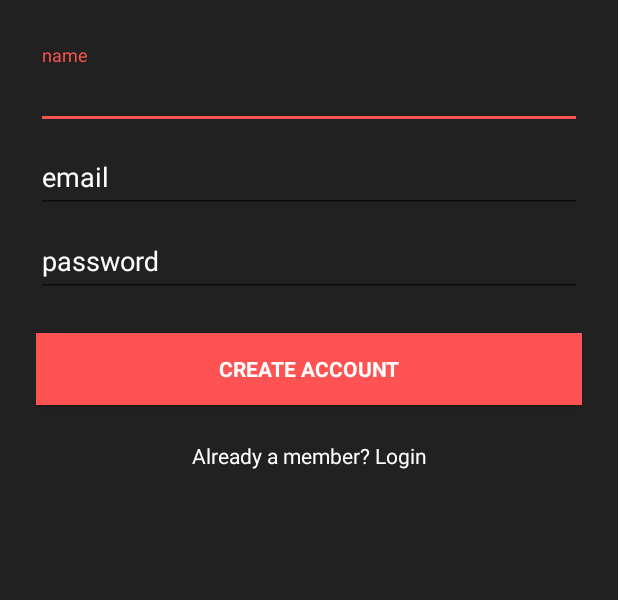
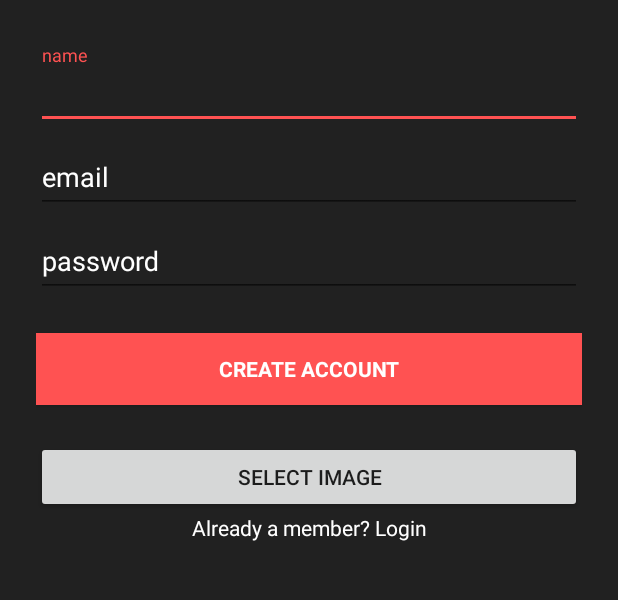
Before and after one commit to DavidPrades/PlataformaAsesoramientoOnline, an Android app: the screen it shows after launch (SingUp), after a tap on "SING UP", on a phone screen of 412 x 824 dp, the part 222-822 px from its top. Run offline under Robolectric (Android 15) with nearby library versions, the phone set to English and light mode, and no system bars; our stand-ins replace Firebase (no records; nobody signed in at launch, a user with empty details on screens opened directly).

Commit message:
Select image, idk fab button

```diff
--- a/app/src/main/AndroidManifest.xml
+++ b/app/src/main/AndroidManifest.xml
@@ -6,10 +6,11 @@
     <uses-permission android:name="android.permission.READ_PROFILE" />
     <uses-permission android:name="android.permission.READ_CONTACTS" />
     <uses-permission android:name="android.permission.INTERNET" />
+    <uses-permission android:name="android.permission.WRITE_EXTERNAL_STORAGE"></uses-permission>
 
     <application
         android:allowBackup="true"
-        android:icon="@mipmap/ic_launcher"
+        android:icon="@drawable/logothetithan"
         android:label="@string/app_name"
         android:roundIcon="@mipmap/ic_launcher_round"
         android:supportsRtl="true"
--- a/app/src/main/java/com/example/plataformaasesoramientoonline/SingIn.java
+++ b/app/src/main/java/com/example/plataformaasesoramientoonline/SingIn.java
@@ -93,7 +93,7 @@ public class SingIn extends AppCompatActivity {
             }
         });
 
-        mAuth = FirebaseAuth.getInstance();
+        //mAuth = FirebaseAuth.getInstance();
 
     }
 
@@ -122,6 +122,8 @@ public class SingIn extends AppCompatActivity {
                                 // Sign in success, update UI with the signed-in user's information
                                 Log.d(TAG, "signInWithEmail:success");
                                 FirebaseUser user = mAuth.getCurrentUser();
+                                Intent i1 = new Intent(getApplicationContext(), MainActivity.class);
+                                startActivity(i1);
                                 finish();
                             } else {
 
--- a/app/src/main/java/com/example/plataformaasesoramientoonline/SingUp.java
+++ b/app/src/main/java/com/example/plataformaasesoramientoonline/SingUp.java
@@ -1,10 +1,16 @@
 package com.example.plataformaasesoramientoonline;
 
+import android.Manifest;
+import android.app.AlertDialog;
+import android.app.Dialog;
 import android.content.Intent;
+import android.content.pm.PackageManager;
 import android.graphics.Color;
+import android.net.Uri;
 import android.os.Build;
 import android.os.Bundle;
 import android.support.annotation.NonNull;
+import android.support.v4.app.ActivityCompat;
 import android.support.v7.app.AppCompatActivity;
 import android.text.Editable;
 import android.text.TextUtils;
@@ -12,6 +18,7 @@ import android.util.Log;
 import android.view.View;
 import android.widget.Button;
 import android.widget.EditText;
+import android.widget.ImageView;
 import android.widget.ProgressBar;
 import android.widget.TextView;
 import android.widget.Toast;
@@ -26,12 +33,16 @@ import java.util.regex.Pattern;
 
 
 public class SingUp extends AppCompatActivity {
+    private final static int SELECT_PHOTO = 12345;
     private EditText name_id, email_id, passwordcheck;
     private FirebaseAuth mAuth;
     private static final String TAG = "";
     private ProgressBar progressBar;
+    private Button btnSelectImagen;
     Button ahsignup;
     private Color color;
+    private ImageView imageSeleccion;
+
 
     @Override
     protected void onCreate(Bundle savedInstanceState) {
@@ -48,7 +59,9 @@ public class SingUp extends AppCompatActivity {
         ahsignup = (Button) findViewById(R.id.btn_signup);
         name_id= (EditText) findViewById(R.id.input_name);
         TextView btnSignUp = (TextView) findViewById(R.id.login_page);
+        btnSelectImagen = findViewById(R.id.selectImage);
 
+        imageSeleccion= null;
         btnSignUp.setOnClickListener(new View.OnClickListener() {
             @Override
             public void onClick(View v) {
@@ -65,9 +78,12 @@ public class SingUp extends AppCompatActivity {
             }
         });
 
-
-
-
+        btnSelectImagen.setOnClickListener(new View.OnClickListener() {
+            @Override
+            public void onClick(View v) {
+                selectImage();
+            }
+        });
     }
 
     private void singUp2() {
@@ -75,19 +91,12 @@ public class SingUp extends AppCompatActivity {
         String password = passwordcheck.getText().toString();
         String name = name_id.getText().toString();
 
-
-
-
         if (TextUtils.isEmpty(email)) {
-
             Toast.makeText(getApplicationContext(), "Enter Eamil Id", Toast.LENGTH_SHORT).show();
-
             return;
         }
         if (TextUtils.isEmpty(name)) {
-
             Toast.makeText(getApplicationContext(), "Enter Name", Toast.LENGTH_SHORT).show();
-
             return;
         }
         Intent i1 = new Intent(this, MainActivity.class);
@@ -126,46 +135,55 @@ public class SingUp extends AppCompatActivity {
 
     }
 
-   /* private void singUp() {
-        EditText editTextEmail = findViewById(R.id.email);
-        EditText editTextPass = findViewById(R.id.password);
 
-        if (isEmailValid(editTextEmail.getText())  && editTextPass.length() >= 8){
-
-
-            mAuth.createUserWithEmailAndPassword(editTextEmail.getText().toString(), editTextPass.getText().toString())
-                    .addOnCompleteListener(SingUp.this, new OnCompleteListener<AuthResult>() {
-                        @Override
-                        public void onComplete(@NonNull Task<AuthResult> task) {
-                            if (task.isSuccessful()) {
-                                // Sign in success, update UI with the signed-in user's information
-                                Log.d(TAG, "createUserWithEmail:success");
-                                FirebaseUser user = mAuth.getCurrentUser();
-                                finish();
-                            } else {
-
-                                // If sign in fails, display a message to the user.
-                                Log.w(TAG, "createUserWithEmail:failure", task.getException());
-                                Toast.makeText(SingUp.this, task.getException().getLocalizedMessage(),
-                                        Toast.LENGTH_SHORT).show();
-
-                            }
-
-                        }
-                    });
-        }else{
-            Toast.makeText(getApplicationContext(), "Email or password wrong",
-                    Toast.LENGTH_LONG).show();
-        }
-
-    } */
-
-    public static boolean isEmailValid(Editable email) {
+   /* public static boolean isEmailValid(Editable email) {
         String expression = "^[\\w\\.-]+@([\\w\\-]+\\.)+[A-Z]{2,4}$";
         Pattern pattern = Pattern.compile(expression, Pattern.CASE_INSENSITIVE);
         Matcher matcher = pattern.matcher(email);
         return matcher.matches();
+    }*/
+
+    @Override
+    public void onRequestPermissionsResult(int requestCode,
+                                           String permissions[], int[] grantResults) {
+        switch (requestCode) {
+            case SELECT_PHOTO: {
+                // If request is cancelled, the result arrays are empty.
+                if (grantResults.length > 0
+                        && grantResults[0] == PackageManager.PERMISSION_GRANTED) {
+                    // Toast.makeText(this, "Imagen seleccionada con exito", Toast.LENGTH_SHORT).show();
+                    selectImage();
+                } else {
+
+
+                }
+                return;
+            }
+
+            // other 'case' lines to check for other
+            // permissions this app might request
+        }
+    }
+
+    public void selectImage(){
+
+        if (ActivityCompat.checkSelfPermission(this,
+                Manifest.permission.WRITE_EXTERNAL_STORAGE) == PackageManager.PERMISSION_GRANTED) {
+            Intent pickPhoto = new Intent(Intent.ACTION_PICK, android.provider.MediaStore.Images.Media.EXTERNAL_CONTENT_URI);
+
+
+            startActivityForResult(pickPhoto , SELECT_PHOTO);
+        }else{
+            Toast.makeText(SingUp.this, "You don't have permission", Toast.LENGTH_SHORT).show();
+            ActivityCompat.requestPermissions(SingUp.this, new String[] {Manifest.permission.WRITE_EXTERNAL_STORAGE},
+                    SELECT_PHOTO);
+        }
+
     }
 
 
+
+
+
+
 }
--- a/app/src/main/res/color/drawer_item.xml
+++ b/app/src/main/res/color/drawer_item.xml
@@ -1,5 +1,6 @@
 <?xml version="1.0" encoding="utf-8"?>
 <selector xmlns:android="http://schemas.android.com/apk/res/android">
     <item android:color="@color/colorAccent" android:state_checked="true" />
+    <item android:color="#D3D3D3" android:state_checked="true" />
     <item android:color="@color/colorPrimary" />
 </selector>
--- a/app/src/main/res/layout/activity_main.xml
+++ b/app/src/main/res/layout/activity_main.xml
@@ -21,8 +21,6 @@
         android:id="@+id/content_frame"
         android:layout_width="match_parent"
         android:layout_height="match_parent">
-
-
         <android.support.design.widget.FloatingActionButton
             android:id="@+id/exit"
             android:layout_width="wrap_content"
--- a/app/src/main/res/layout/activity_singup.xml
+++ b/app/src/main/res/layout/activity_singup.xml
@@ -1,16 +1,19 @@
-<?xml version="1.0" encoding="utf-8"?>
+<?xml version="1.0" encoding="UTF-8"?>
+
 <android.support.design.widget.CoordinatorLayout xmlns:android="http://schemas.android.com/apk/res/android"
     android:layout_width="match_parent"
     android:layout_height="match_parent"
     android:background="@color/colorPrimary"
     android:fitsSystemWindows="true">
+
+
     <LinearLayout
         android:layout_width="fill_parent"
         android:layout_height="fill_parent"
         android:orientation="vertical"
         android:paddingLeft="24dp"
-        android:paddingRight="24dp"
-        android:paddingTop="56dp">
+        android:paddingTop="56dp"
+        android:paddingRight="24dp">
 
         <ImageView
             android:layout_width="wrap_content"
@@ -18,7 +21,9 @@
             android:layout_gravity="center_horizontal"
             android:layout_marginBottom="30dp"
             android:src="@drawable/logothetithan" />
+
         <!-- Email Label -->
+
 
         <android.support.design.widget.TextInputLayout
             android:layout_width="match_parent"
@@ -37,6 +42,7 @@
 
         </android.support.design.widget.TextInputLayout>
 
+
         <android.support.design.widget.TextInputLayout
             android:layout_width="match_parent"
             android:layout_height="wrap_content"
@@ -54,11 +60,15 @@
 
         </android.support.design.widget.TextInputLayout>
 
+
         <android.support.design.widget.TextInputLayout
             android:layout_width="match_parent"
             android:layout_height="wrap_content"
             android:textColorHint="@color/textColor">
+
             <!-- Password Label -->
+
+
             <EditText
                 android:id="@+id/input_password"
                 android:layout_width="match_parent"
@@ -68,32 +78,42 @@
                 android:textColor="@android:color/white"
                 android:textColorHint="@android:color/white"
                 android:textColorLink="@color/colorAccent" />
+
         </android.support.design.widget.TextInputLayout>
+
         <!-- Signup Button -->
+
+
         <Button
             android:id="@+id/btn_signup"
+            style="?android:textAppearanceSmall"
             android:layout_width="fill_parent"
             android:layout_height="wrap_content"
+            android:layout_marginTop="24dp"
             android:layout_marginBottom="24dp"
-            android:layout_marginTop="24dp"
+            android:background="@color/colorAccent"
             android:padding="12dp"
             android:text="Create Account"
-            style="?android:textAppearanceSmall"
-            android:background="@color/colorAccent"
             android:textColor="@android:color/white"
             android:textStyle="bold" />
 
+        <Button
+            android:id="@+id/selectImage"
+            android:layout_width="match_parent"
+            android:layout_height="wrap_content"
+            android:text="SELECT IMAGE" />
+
         <TextView
             android:id="@+id/login_page"
-
             android:layout_width="fill_parent"
             android:layout_height="wrap_content"
             android:layout_marginBottom="24dp"
             android:gravity="center"
             android:text="Already a member? Login"
-            android:textColor="@color/textColor"
-           />
+            android:textColor="@color/textColor" />
+
     </LinearLayout>
+
     <ProgressBar
         android:id="@+id/progressBar"
         android:layout_width="20dp"
@@ -101,4 +121,5 @@
         android:layout_gravity="center|bottom"
         android:layout_marginBottom="20dp"
         android:visibility="gone" />
+
 </android.support.design.widget.CoordinatorLayout>
--- a/app/src/main/res/values/styles.xml
+++ b/app/src/main/res/values/styles.xml
@@ -7,6 +7,7 @@
         <item name="colorPrimaryDark">@color/colorPrimaryDark</item>
         <item name="colorAccent">@color/colorAccent</item>
 
+
     </style>
 
     <!-- ToolBar -->
@@ -15,4 +16,5 @@
         <item name="actionMenuTextColor">@android:color/white</item>
 
     </style>
+
 </resources>
```
Also changed, not shown: app/src/main/java/com/example/plataformaasesoramientoonline/MainActivity.java (+6 -9 lines), app/src/main/res/drawable/logout.xml (added, +9 -0 lines), app/src/main/res/menu/menu_nadrawer.xml (+9 -5 lines). Lines whose indentation alone changed are shown as unchanged.
